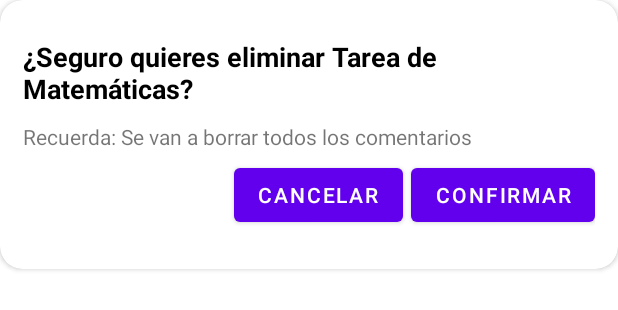
After one commit to ahuamana/Smiled_MVP_Room_JAVA, an Android app: the layout cardview_eliminar_actividad.xml on its own in the app's theme, with its tools: preview values and no code run, on a phone screen of 412 x 824 dp. The commit adds this screen. Shown: the top 310 px of the screen. Run offline under Robolectric (Android 15) with nearby library versions, the phone set to English and light mode, and no system bars.

Commit message:
implemented edit-delete actividad and observer on comments

```diff
--- a/app/src/main/java/com/paparazziapps/mvp_smiled_java_room/MainActivity.java
+++ b/app/src/main/java/com/paparazziapps/mvp_smiled_java_room/MainActivity.java
@@ -224,4 +224,6 @@ public class MainActivity extends AppCompatActivity {
         }
 
     }
+
+
 }
--- a/app/src/main/java/com/paparazziapps/mvp_smiled_java_room/adapters/ComentariosAdapter.java
+++ b/app/src/main/java/com/paparazziapps/mvp_smiled_java_room/adapters/ComentariosAdapter.java
@@ -27,6 +27,11 @@ public class ComentariosAdapter  extends RecyclerView.Adapter<ComentariosAdapter
     {
         this.mListComentarios= mListComentarios;
         notifyDataSetChanged();
+    }
+
+    public List<Comentario> getComentariosList()
+    {
+        return this.mListComentarios;
     }
 
 
--- a/app/src/main/java/com/paparazziapps/mvp_smiled_java_room/interfaces/ActividadDAO.java
+++ b/app/src/main/java/com/paparazziapps/mvp_smiled_java_room/interfaces/ActividadDAO.java
@@ -1,6 +1,7 @@
 package com.paparazziapps.mvp_smiled_java_room.interfaces;
 
 import androidx.room.Dao;
+import androidx.room.Delete;
 import androidx.room.Insert;
 import androidx.room.Query;
 import androidx.room.Update;
@@ -27,4 +28,7 @@ public interface ActividadDAO {
 
     @Query("update actividades set titulo= :tituloReceived, contenido= :contenidoReceived, fecha_fin=:fechaReceived where codigo = :codigoReceived")
     void updateTituloContenidoFecha(int codigoReceived, String tituloReceived, String contenidoReceived, String fechaReceived);
+
+    @Query("Delete from actividades where codigo=:codeReceiver")
+    void deleteActividad(int codeReceiver);
 }
--- /dev/null
+++ b/app/src/main/res/layout/cardview_eliminar_actividad.xml
@@ -0,0 +1,57 @@
+<?xml version="1.0" encoding="utf-8"?>
+<androidx.cardview.widget.CardView xmlns:android="http://schemas.android.com/apk/res/android"
+    android:layout_width="match_parent"
+    xmlns:app="http://schemas.android.com/apk/res-auto"
+    app:cardCornerRadius="15dp"
+    android:backgroundTint="@color/white"
+    android:layout_height="wrap_content">
+
+    <LinearLayout
+        android:layout_width="match_parent"
+        android:layout_marginTop="10dp"
+        android:layout_marginBottom="10dp"
+        android:padding="15dp"
+        android:layout_height="wrap_content"
+        android:orientation="vertical">
+
+        <com.google.android.material.textview.MaterialTextView
+            android:id="@+id/name"
+            android:layout_width="match_parent"
+            android:text="¿Seguro quieres eliminar Tarea de Matemáticas?"
+            android:textStyle="bold"
+            android:textColor="@color/black"
+            android:textSize="18dp"
+            android:layout_marginBottom="10dp"
+            android:layout_height="wrap_content"/>
+
+        <TextView
+            android:layout_width="match_parent"
+            android:layout_height="wrap_content"
+            android:layout_marginBottom="5dp"
+            android:text="Recuerda: Se van a borrar todos los comentarios"/>
+
+
+        <LinearLayout
+            android:layout_width="match_parent"
+            android:layout_height="wrap_content"
+            android:gravity="end"
+            android:orientation="horizontal">
+
+            <com.google.android.material.button.MaterialButton
+                android:id="@+id/cancel_button"
+                android:layout_width="wrap_content"
+                android:text="Cancelar"
+                android:layout_marginEnd="5dp"
+                android:layout_height="wrap_content"/>
+
+            <com.google.android.material.button.MaterialButton
+                android:id="@+id/ok_button"
+                android:layout_width="wrap_content"
+                android:text="Confirmar"
+                android:layout_height="wrap_content"/>
+
+        </LinearLayout>
+
+    </LinearLayout>
+
+</androidx.cardview.widget.CardView>
```
Also changed, not shown: app/src/main/java/com/paparazziapps/mvp_smiled_java_room/ViewModels/ActividadInfoViewModel.java (+38 -0 lines), app/src/main/java/com/paparazziapps/mvp_smiled_java_room/activities/ActividadInfoActivity.java (+60 -0 lines).
